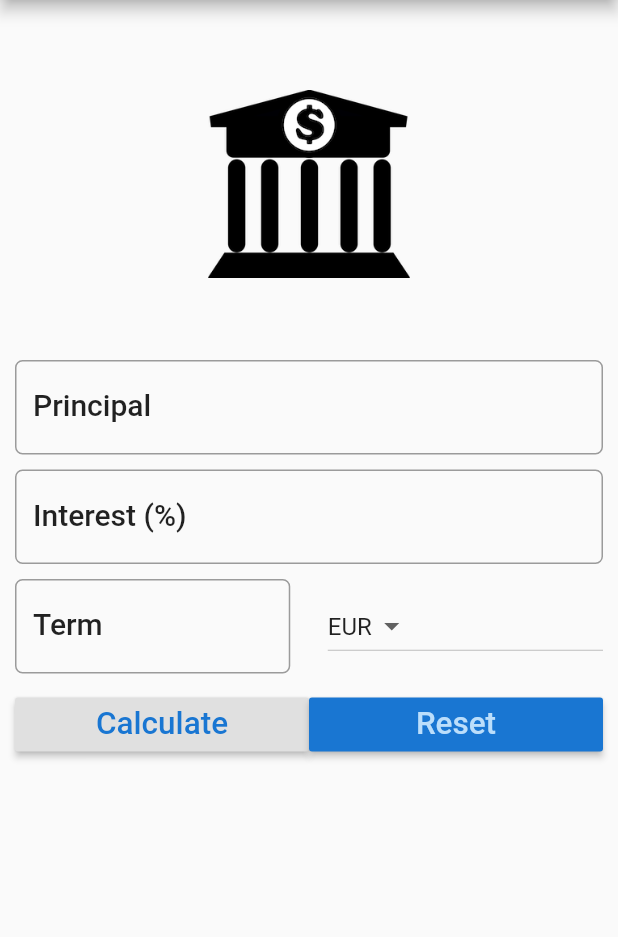
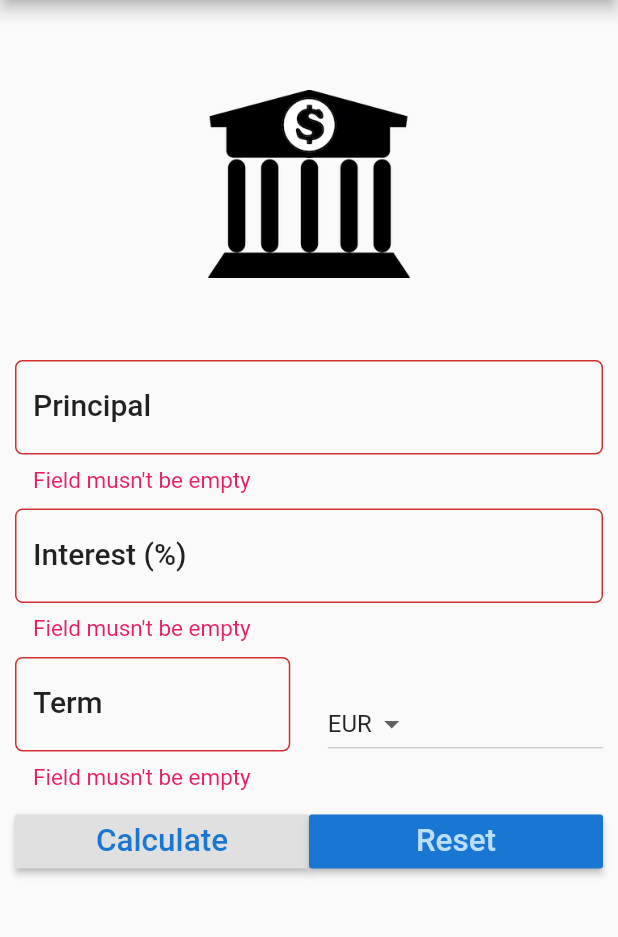
Before and after one commit to HuserB8927/flutter-calculator, a Flutter app: the screen it shows after launch, after a tap on "Calculate", on a phone screen of 412 x 824 dp, the part 84-1021 px from its top. Run offline on Flutter 3.47's test engine with Material 2 defaults, Android fonts, the phone set to English and light mode, and no system bars.

Commit message:
validation added for TextFormFields

```diff
--- a/lib/main.dart
+++ b/lib/main.dart
@@ -1,188 +1,225 @@
 import 'package:flutter/material.dart';
 
 void main() {
-
-  runApp(
-
-    MaterialApp(
+  runApp(MaterialApp(
     debugShowCheckedModeBanner: false,
     title: "Interest Calculator App",
     home: SimpleInterestForm(),
-
     theme: ThemeData(
       primaryColor: Colors.blueGrey,
       accentColor: Colors.blueGrey,
       brightness: Brightness.light,
-
     ),
-    )
-  );
+  ));
 }
 
 class SimpleInterestForm extends StatefulWidget {
   @override
   State<StatefulWidget> createState() {
-
     return _SimpleInterestFormState();
   }
 }
 
 class _SimpleInterestFormState extends State<SimpleInterestForm> {
+  var _formKey = GlobalKey<FormState>(); //defining the global key after we created the child Form within Scaffold. GlobalKey is a generic type so we use super FormState superclass instead of using the _SimpleInterestFormState.
+  // it will behave as a key for our Form below withing Scafford
   var _currencies = ["EUR", "HUF", "USD", "ZAR"];
   final _minimumPadding = 5.0;
-  var _currentItemSelected = ""; //Storing the currently selected item from the dropdown by the User -- doing some logic
+  var _currentItemSelected =
+      ""; //Storing the currently selected item from the dropdown by the User -- doing some logic
 
   @override
-  void initState() { //Here we want to instantiate some values when State of Widget (_SimpleInterestFormState) created
+  void initState() {
+    //Here we want to instantiate some values when State of Widget (_SimpleInterestFormState) created
     super.initState();
     _currentItemSelected = _currencies[0];
   }
 
-  TextEditingController principalControlled = TextEditingController(); //Whatever the user enter in the textfield we can extraxt that value and use it with logic
+  TextEditingController principalControlled =
+      TextEditingController(); //Whatever the user enter in the textfield we can extraxt that value and use it with logic
   TextEditingController interestControlled = TextEditingController();
   TextEditingController termControlled = TextEditingController();
-
 
   var displayResult = "";
 
   @override
   Widget build(BuildContext context) {
-    TextStyle textStyle = Theme.of(context).textTheme.headline6; //It returns the Theme we defined above in the MaterialApp (Theme.of(context) -- the nearest Theme of our app
+    TextStyle textStyle = Theme.of(context)
+        .textTheme
+        .headline6; //It returns the Theme we defined above in the MaterialApp (Theme.of(context) -- the nearest Theme of our app
 
-    return Scaffold( //Let's return the Scaffold and the appBar with the container
+    return Scaffold(
+      //Let's return the Scaffold and the appBar with the container
 
       //  resizeToAvoidBottomPadding: false, // I wont get the error: A RenderFlex overflowed by 'x' pixels on the bottom.
       appBar: AppBar(
         title: Text("Simple Interest Calculator"),
       ),
-      body: Container(
-        margin: EdgeInsets.all(_minimumPadding * 2),
-        child: ListView( // Originally defined the child as Column which will contain all of our Widget. But we changed for ListView
+      body: Form(
+        key: _formKey, //in the future we will use this key to identitfy our Form() instance. We will get our current state of our Form
+          //Originally it was a Container but for validation we need to repace it with a Form
+          child: Padding(
+        //we wrapped the whole ListView within Padding as a child of it so we can have a padding
+        padding: EdgeInsets.all(_minimumPadding * 2),
+        //  margin: EdgeInsets.all(_minimumPadding * 2), --> this doesn't work with the Form body unlike with Container
+        child: ListView(
+          // Originally defined the child as Column which will contain all of our Widget. But we changed for ListView
 
           children: <Widget>[
-            getImageAsset(), // call this function as the first child
+            getImageAsset(),
+            // call this function as the first child
             Padding(
-             padding: EdgeInsets.only(top:_minimumPadding, bottom: _minimumPadding),
-             child: TextField(
+                padding: EdgeInsets.only(
+                    top: _minimumPadding, bottom: _minimumPadding),
+                child: TextFormField( // it was TextField before using Form within Scafford
                   keyboardType: TextInputType.number,
                   style: textStyle,
                   controller: principalControlled,
+                  validator: (String value) { //validate the input from user,
+                    if (value.isEmpty) { // if the user inout is empty
+                      return "Field musn't be empty";
+                    }
+                  },
                   decoration: InputDecoration(
                       labelText: "Principal",
                       hintText: "Enter Principal e.g. 100",
                       labelStyle: textStyle,
+                      errorStyle: TextStyle(
+                          color: Colors.pink,
+                          fontSize: 15.0
+                      ),
                       border: OutlineInputBorder(
-                     borderRadius: BorderRadius.circular(5.0)
-                 )
-             ),
+                          borderRadius: BorderRadius.circular(5.0))),
                 )),
 
             Padding(
-                padding: EdgeInsets.only(top:_minimumPadding, bottom: _minimumPadding),
-                child: TextField(
+                padding: EdgeInsets.only(
+                    top: _minimumPadding, bottom: _minimumPadding),
+                child: TextFormField(// it was TextField before using Form within Scafford
                   keyboardType: TextInputType.number,
                   style: textStyle,
                   controller: interestControlled,
+                  validator: (String value) { //validate the input from user,
+                  if (value.isEmpty) { // if the user inout is empty
+                    return "Field musn't be empty";
+                  }
+                    },
                   decoration: InputDecoration(
                       labelText: "Interest (%)",
                       hintText: "Enter a number e.g. 27",
                       labelStyle: textStyle,
+                      errorStyle: TextStyle(
+                        color: Colors.pink,
+                            fontSize: 15.0
+                      ),
                       border: OutlineInputBorder(
-                          borderRadius: BorderRadius.circular(5.0)
-                      )
-                  ),
+                          borderRadius: BorderRadius.circular(5.0))),
                 )),
 
             //Whenever we have elements in a row, the elements might overflow out of the screen or beyond.
             //So that we wrap these widgets within expanded widget
             Padding(
-                padding: EdgeInsets.only(top: _minimumPadding, bottom: _minimumPadding),
+                padding: EdgeInsets.only(
+                    top: _minimumPadding, bottom: _minimumPadding),
                 child: Row(
                   children: <Widget>[
-
-                Expanded(child: TextField(
+                    Expanded(
+                        child: TextFormField( // it was TextField before using Form within Scafford
                       keyboardType: TextInputType.number,
                       style: textStyle,
                       controller: termControlled,
+                          validator: (String value) { //validate the input from user,
+                            if (value.isEmpty) { // if the user inout is empty
+                              return "Field musn't be empty";
+                            }
+                          },
                       decoration: InputDecoration(
                           labelText: "Term",
                           hintText: "Time in years",
                           labelStyle: textStyle,
+                          errorStyle: TextStyle(
+                              color: Colors.pink,
+                              fontSize: 15.0
+                          ),
                           border: OutlineInputBorder(
-                          borderRadius: BorderRadius.circular(5.0)
-                      )
-                  ),
+                              borderRadius: BorderRadius.circular(5.0))),
                     )),
-
                     Container(
                       width: _minimumPadding * 5,
                     ),
-
-                Expanded(child: DropdownButton<String>(
-                    items: _currencies.map((String value){
-                      return DropdownMenuItem<String> (
+                    Expanded(
+                        child: DropdownButton<String>(
+                      items: _currencies.map((String value) {
+                        return DropdownMenuItem<String>(
                           value: value,
                           child: Text(value),
                         );
                       }).toList(),
 
-                      value: _currentItemSelected, // HUF by default as per we initiated in the variable above
+                      value: _currentItemSelected,
+                      // HUF by default as per we initiated in the variable above
                       onChanged: (String newValueSelected) {
-
                         _onDropDownItemSelected(newValueSelected);
-
                       },
                     ))
-
                   ],
                 )),
 
             Padding(
-                padding: EdgeInsets.only(top: _minimumPadding, bottom: _minimumPadding),
-                child: Row(children: <Widget>[
-              Expanded(child: RaisedButton(
+                padding: EdgeInsets.only(
+                    top: _minimumPadding, bottom: _minimumPadding),
+                child: Row(
+                  children: <Widget>[
+                    Expanded(
+                        child: RaisedButton(
                       color: Theme.of(context).buttonColor,
                       textColor: Theme.of(context).primaryColorDark,
                       child: Text("Calculate", textScaleFactor: 1.5),
                       onPressed: () {
-
                         setState(() {
+                          if(_formKey.currentState.validate()) //returns true if the validation passes it
+                            //when we are using this formkey we are referring to the form in which it represent. And this key is unique across the entire application
+                            //Wit the key we can indentify which Form we are using for
                           this.displayResult = _calculateTotalReturns();
                         });
                       },
-              )
-              ),
-
-              Expanded(child: RaisedButton(
+                    )),
+                    Expanded(
+                        child: RaisedButton(
                       color: Theme.of(context).primaryColorDark,
                       textColor: Theme.of(context).primaryColorLight,
                       child: Text("Reset", textScaleFactor: 1.5),
                       onPressed: () {
-
                         setState(() {
                           _reset();
                         });
                       },
-              )
-              )
-            ],)),
+                    ))
+                  ],
+                )),
 
             Padding(
                 padding: EdgeInsets.all(_minimumPadding * 2),
-              child: Text(displayResult, style: textStyle,)
-              ),
-
+                child: Text(
+                  displayResult,
+                  style: textStyle,
+                )),
           ],
         ),
-      ),
+      )),
     );
   }
+
   Widget getImageAsset() {
+    AssetImage assetImage = AssetImage("images/bank.png");
+    Image image = Image(
+      image: assetImage,
+      width: 125.0,
+      height: 125.0,
+    ); //create the image out of the asset
 
-    AssetImage assetImage = AssetImage("images/bank.png");
-    Image image = Image(image: assetImage, width: 125.0, height: 125.0,);//create the image out of the asset
-
-    return Container ( //Wrap the img in the container and return it
+    return Container(
+      //Wrap the img in the container and return it
       child: image,
       margin: EdgeInsets.all(_minimumPadding * 10),
     );
@@ -193,24 +230,25 @@ class _SimpleInterestFormState extends State<SimpleInterestForm> {
       this._currentItemSelected = newValueSelected;
     });
   }
+
   String _calculateTotalReturns() {
-
     double principal = double.parse(principalControlled.text);
     double interest = double.parse(interestControlled.text);
     double term = double.parse(termControlled.text);
 
-    double totalAmountPayable = principal + ( principal * interest * term) / 100;
+    double totalAmountPayable = principal + (principal * interest * term) / 100;
 
-    String result = "After $term years, your investment will be worth $totalAmountPayable $_currentItemSelected";
+    String result =
+        "After $term years, your investment will be worth $totalAmountPayable $_currentItemSelected";
 
     return result;
   }
+
   void _reset() {
     principalControlled.text = "";
     interestControlled.text = "";
     termControlled.text = "";
     displayResult = "";
     _currentItemSelected = _currencies[0];
-
   }
 }
```
Lines whose indentation alone changed are shown as unchanged.
